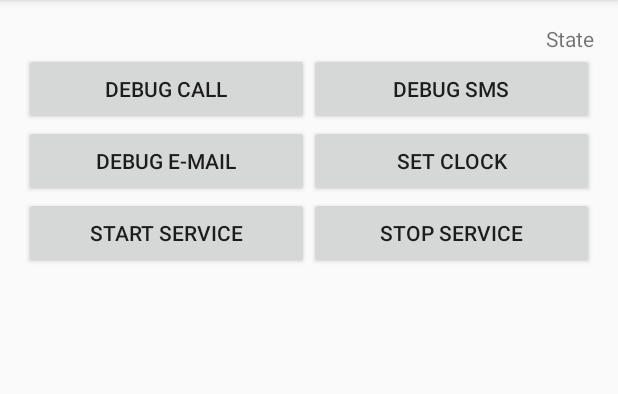
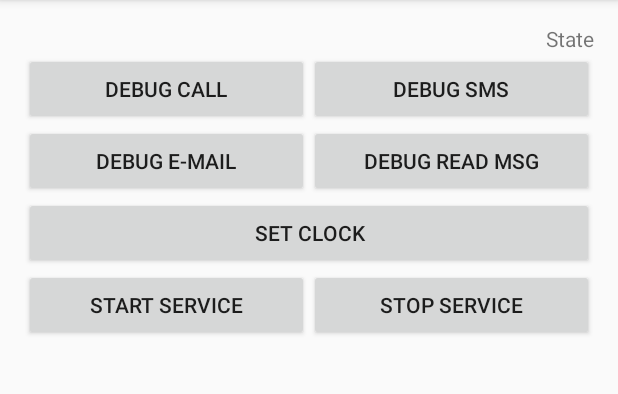
Before and after one commit to petrposvic/blend-micro-watch, an Android app: the screen it shows after launch (MainActivity), on a phone screen of 412 x 824 dp, the part 84-478 px from its top. Run offline under Robolectric (Android 15) with nearby library versions, the phone set to English and light mode, and no system bars.

Commit message:
Rewrite Arduino code, optimize Android code

```diff
--- a/Android/app/src/main/java/cz/posvic/blendmicrowatch/MainActivity.java
+++ b/Android/app/src/main/java/cz/posvic/blendmicrowatch/activity/MainActivity.java
@@ -1,12 +1,12 @@
-package cz.posvic.blendmicrowatch;
+package cz.posvic.blendmicrowatch.activity;
 
 import android.content.BroadcastReceiver;
 import android.content.Context;
 import android.content.Intent;
 import android.content.IntentFilter;
+import android.os.Bundle;
 import android.support.v4.content.LocalBroadcastManager;
 import android.support.v7.app.ActionBarActivity;
-import android.os.Bundle;
 import android.util.Log;
 import android.view.Menu;
 import android.view.MenuItem;
@@ -17,6 +17,9 @@ import android.widget.Toast;
 
 import java.text.SimpleDateFormat;
 import java.util.Date;
+
+import cz.posvic.blendmicrowatch.service.EventService;
+import cz.posvic.blendmicrowatch.R;
 
 public class MainActivity extends ActionBarActivity {
 	private static final String TAG = MainActivity.class.getName();
@@ -43,7 +46,7 @@ public class MainActivity extends ActionBarActivity {
 		butDebugSms.setOnClickListener(new View.OnClickListener() {
 			@Override
 			public void onClick(View v) {
-				sendMessage("~SMS 'Ahoj,promin,ale tenhle vikend napracovavam,co jsem zameskal o nemoci.Ale jestli chces,tak pojedu vecer do mesta,tak se muzes pridat.'");
+				sendMessage("~SMS 'Ahoj,promin,ale tenhle vikend napracovavam,co jsem zameskal o nemoci.Ale jestli chces,tak pojedu vecer do mesta,tak se muzes pridat.Pokud by ti to nevyslo,tak muzeme vymyslet neco jineho na jiny den.'");
 			}
 		});
 
@@ -52,6 +55,14 @@ public class MainActivity extends ActionBarActivity {
 			@Override
 			public void onClick(View v) {
 				sendMessage("~EMAIL 'petr@posvic.cz" + ":" + "Re: Test e-mail" + ":" + "Toto je testovací e-mail s háčky a čárkami. Příliš žluťoučký kůň pěl úžasné ódy.\n\nJak se daří?\n\nS pozdravem,\nPřítel'");
+			}
+		});
+
+		Button butDebugRead = (Button) findViewById(R.id.butDebugRead);
+		butDebugRead.setOnClickListener(new View.OnClickListener() {
+			@Override
+			public void onClick(View v) {
+				sendMessage("^");
 			}
 		});
 
@@ -151,7 +162,7 @@ public class MainActivity extends ActionBarActivity {
 				Toast.makeText(context, "Disconnected", Toast.LENGTH_SHORT).show();
 
 				// Re-connect
-				if (intent.getBooleanExtra("reconnect", true)) {
+				if (intent.getBooleanExtra(EventService.BROADCAST_MSG_RECONNECT, true)) {
 					connect();
 				}
 			} else
--- a/Android/app/src/main/java/cz/posvic/blendmicrowatch/NotificationService.java
+++ b/Android/app/src/main/java/cz/posvic/blendmicrowatch/service/NotificationService.java
@@ -1,4 +1,4 @@
-package cz.posvic.blendmicrowatch;
+package cz.posvic.blendmicrowatch.service;
 
 import android.content.Intent;
 import android.os.Bundle;
@@ -16,9 +16,10 @@ public class NotificationService extends NotificationListenerService {
 
 		if ("com.google.android.gm".equals(sbn.getPackageName())) {
 			Bundle bundle = sbn.getNotification().extras;
+			String msg = bundle.getString("android.title") + " " + bundle.getCharSequence("android.bigText");
 
 			Intent intent = new Intent(EventService.BROADCAST_MSG_SEND);
-			intent.putExtra(EventService.BROADCAST_MSG_DATA, "~EMAIL '" + bundle.getString("android.title") + " " + bundle.getCharSequence("android.bigText") + "'");
+			intent.putExtra(EventService.BROADCAST_MSG_DATA, "~EMAIL '" + msg + "'");
 
 			LocalBroadcastManager.getInstance(this).sendBroadcast(intent);
 		}
--- a/Android/app/src/main/java/cz/posvic/blendmicrowatch/RBLGattAttributes.java
+++ b/Android/app/src/main/java/cz/posvic/blendmicrowatch/service/RBLGattAttributes.java
@@ -1,4 +1,4 @@
-package cz.posvic.blendmicrowatch;
+package cz.posvic.blendmicrowatch.service;
 
 import java.util.HashMap;
 
--- a/Android/app/src/main/java/cz/posvic/blendmicrowatch/RBLService.java
+++ b/Android/app/src/main/java/cz/posvic/blendmicrowatch/service/RBLService.java
@@ -1,4 +1,4 @@
-package cz.posvic.blendmicrowatch;
+package cz.posvic.blendmicrowatch.service;
 
 import java.util.UUID;
 
--- a/Android/app/src/main/res/layout/activity_main.xml
+++ b/Android/app/src/main/res/layout/activity_main.xml
@@ -8,7 +8,7 @@
 	android:paddingTop="@dimen/activity_vertical_margin"
 	android:paddingBottom="@dimen/activity_vertical_margin"
 	android:orientation="vertical"
-	tools:context=".MainActivity">
+	tools:context=".activity.MainActivity">
 
 	<TextView
 		android:id="@+id/tvState"
@@ -51,6 +51,20 @@
 			android:text="Debug e-mail" />
 
 		<Button
+			android:id="@+id/butDebugRead"
+			android:layout_width="0dp"
+			android:layout_height="wrap_content"
+			android:layout_weight="0.5"
+			android:text="Debug read msg" />
+
+	</LinearLayout>
+
+	<LinearLayout
+		android:layout_width="match_parent"
+		android:layout_height="wrap_content"
+		android:orientation="horizontal">
+
+		<Button
 			android:id="@+id/butSetClock"
 			android:layout_width="0dp"
 			android:layout_height="wrap_content"
--- a/Android/app/src/main/res/menu/menu_main.xml
+++ b/Android/app/src/main/res/menu/menu_main.xml
@@ -1,9 +1,13 @@
-<menu xmlns:android="http://schemas.android.com/apk/res/android"
-      xmlns:app="http://schemas.android.com/apk/res-auto"
-      xmlns:tools="http://schemas.android.com/tools"
-      tools:context=".MainActivity">
-	<item android:id="@+id/action_settings"
-	      android:title="@string/action_settings"
-	      android:orderInCategory="100"
-	      app:showAsAction="never"/>
+<menu
+	xmlns:android="http://schemas.android.com/apk/res/android"
+	xmlns:app="http://schemas.android.com/apk/res-auto"
+	xmlns:tools="http://schemas.android.com/tools"
+	tools:context=".activity.MainActivity">
+
+	<item
+		android:id="@+id/action_settings"
+		android:title="@string/action_settings"
+		android:orderInCategory="100"
+		app:showAsAction="never"/>
+
 </menu>
--- a/Android/app/src/main/res/values/strings.xml
+++ b/Android/app/src/main/res/values/strings.xml
@@ -1,8 +1,8 @@
 <?xml version="1.0" encoding="utf-8"?>
 <resources>
 
-    <string name="app_name">BlendMicroWatch</string>
-    <string name="hello_world">Hello world!</string>
-    <string name="action_settings">Settings</string>
+	<string name="app_name">BlendMicroWatch</string>
+	<string name="hello_world">Hello world!</string>
+	<string name="action_settings">Settings</string>
 
 </resources>
--- a/Android/build.gradle
+++ b/Android/build.gradle
@@ -5,7 +5,7 @@ buildscript {
 		jcenter()
 	}
 	dependencies {
-		classpath 'com.android.tools.build:gradle:1.0.0'
+		classpath 'com.android.tools.build:gradle:2.1.2'
 
 		// NOTE: Do not place your application dependencies here; they belong
 		// in the individual module build.gradle files
```
Also changed, not shown: Android/app/build.gradle (+4 -4 lines), Android/app/src/main/AndroidManifest.xml (+4 -4 lines), Android/app/src/main/java/cz/posvic/blendmicrowatch/service/EventService.java (renamed from Android/app/src/main/java/cz/posvic/blendmicrowatch/EventService.java, +91 -34 lines), Android/app/src/main/res/values-w820dp/dimens.xml (+6 -4 lines), Android/gradle/wrapper/gradle-wrapper.properties, 6 other files.
